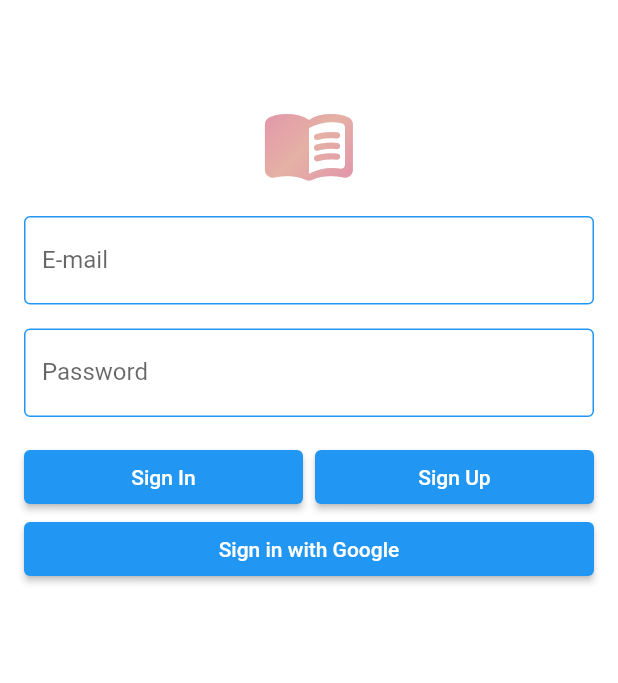
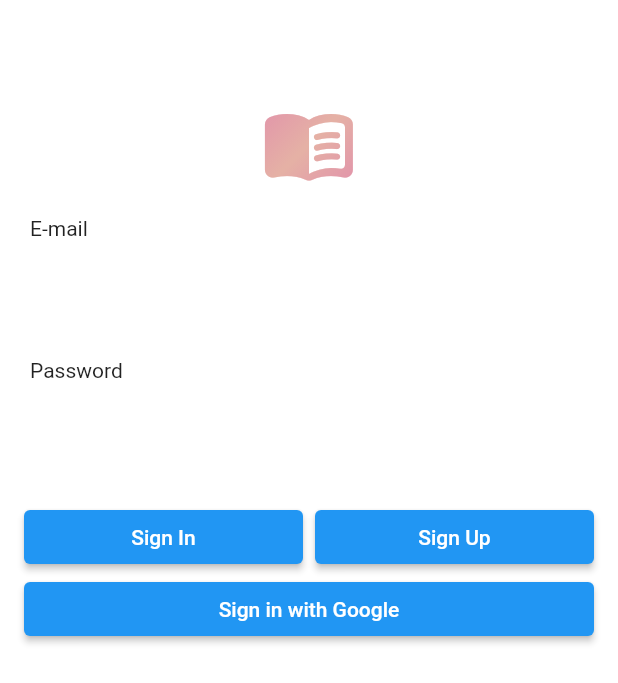
Before and after one commit to MauricioMachadoFF/manhwa_track, a Flutter app: the screen it shows after launch, on a phone screen of 412 x 824 dp. Shown: the top 683 px of the screen. Run offline on Flutter 3.47's test engine with Material 2 defaults, Android fonts, the phone set to English and light mode, and no system bars; our stand-ins replace cloud_firestore, dartz, equatable, firebase_auth, firebase_core, flutter_bloc and 4 more; accounts and stored records are empty.

Commit message:
refac: update ds widgets

```diff
--- a/lib/design_sytem.dart/spacing/gaps.dart
+++ b/lib/design_sytem.dart/spacing/gaps.dart
@@ -18,3 +18,9 @@ const double spacingXMedium = 48;
 
 ///64px
 const double spacingBig = 64;
+
+///128px
+const double spacingXL = 128;
+
+///256px
+const double spacingXXL = 256;
--- a/lib/design_sytem.dart/spacing/sizes.dart
+++ b/lib/design_sytem.dart/spacing/sizes.dart
@@ -15,3 +15,9 @@ const double sizeXMedium = 48;
 
 ///64px
 const double sizeBig = 64;
+
+///128px
+const double sizeXL = 128;
+
+///256px
+const double sizeXXL = 256;
--- a/lib/design_sytem.dart/textfield/textfield.dart
+++ b/lib/design_sytem.dart/textfield/textfield.dart
@@ -23,7 +23,7 @@ class DSTextField extends StatelessWidget {
   });
 
   bool get _hasErrorMessage => errorMessage != null;
-
+  bool get _hasLabel => label != null;
   //TODO(Mauricio): Define styles for textfield
   //Color font and so on
   @override
@@ -31,25 +31,32 @@ class DSTextField extends StatelessWidget {
     return Column(
       crossAxisAlignment: CrossAxisAlignment.start,
       children: [
+        if (_hasLabel) ...[
+          Padding(
+            padding: const EdgeInsets.only(
+              left: spacingQuarck,
+            ),
+            child: Text(label ?? ''),
+          ),
+          const SizedBox(height: spacingQuarck),
+        ],
         TextField(
           controller: controller,
           autocorrect: autocorrect,
           onEditingComplete: onEditingComplete,
           onChanged: onChanged,
           obscureText: hideValue,
+          cursorColor: peach,
           decoration: InputDecoration(
-            labelText: label,
             hintText: hint,
             focusedBorder: const OutlineInputBorder(
-              borderSide: BorderSide(
-                color: Colors.purple,
-              ),
+              borderSide: BorderSide.none,
             ),
             enabledBorder: const OutlineInputBorder(
-              borderSide: BorderSide(
-                color: Colors.blue,
-              ),
+              borderSide: BorderSide.none,
             ),
+            fillColor: white,
+            filled: true,
           ),
         ),
         if (_hasErrorMessage) ...[
```
